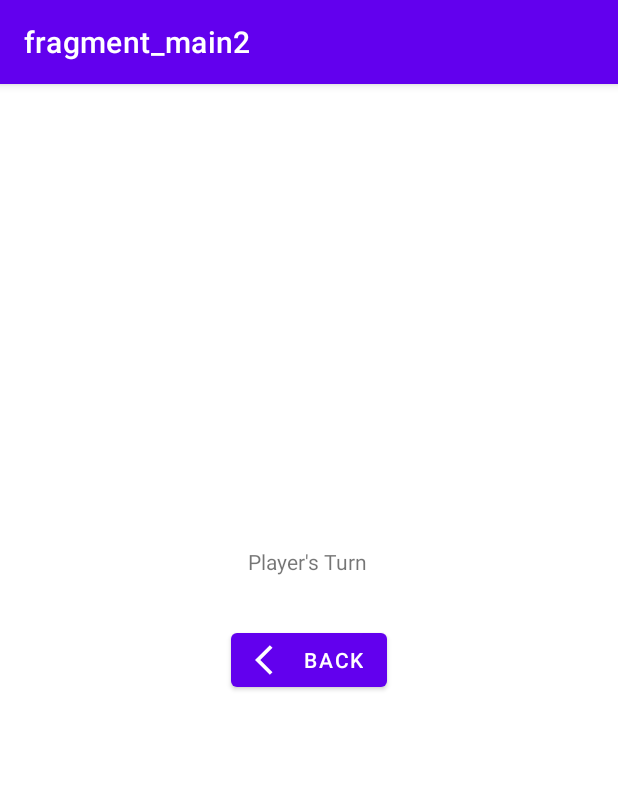
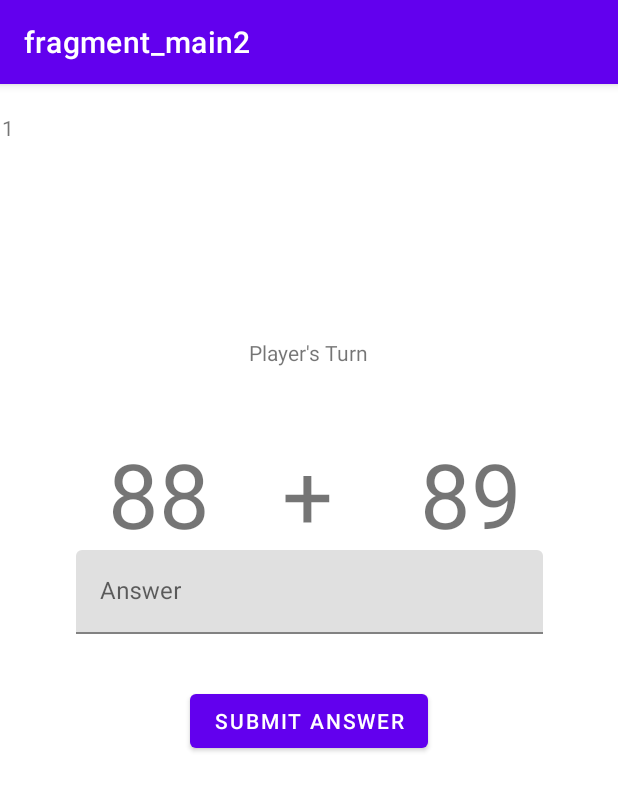
Before and after one commit to CatherineBC/Adv160421082Week2, an Android app: the fragment GameFragment placed in its activity, on a phone screen of 412 x 824 dp. Shown: the top 791 px of the screen. Run offline under Robolectric (Android 15) with nearby library versions, the phone set to English and light mode, and no system bars; our stand-ins replace navigation-ui.

```diff
--- a/app/src/main/java/com/ubaya/adv160421082week2/GameFragment.kt
+++ b/app/src/main/java/com/ubaya/adv160421082week2/GameFragment.kt
@@ -7,10 +7,14 @@ import android.view.View
 import android.view.ViewGroup
 import androidx.navigation.Navigation
 import com.ubaya.adv160421082week2.databinding.FragmentGameBinding
+import kotlin.random.Random
 
 class GameFragment : Fragment() {
+    private lateinit var binding:FragmentGameBinding
 
-    private lateinit var binding:FragmentGameBinding
+    private var number1: Int = 0
+    private var number2: Int = 0
+    private var score: Int = 0
 
     override fun onCreateView(inflater: LayoutInflater, container:
     ViewGroup?,savedInstanceState: Bundle?): View? {
@@ -20,10 +24,29 @@ class GameFragment : Fragment() {
 
     override fun onViewCreated(view: View, savedInstanceState: Bundle?) {
         super.onViewCreated(view, savedInstanceState)
-        binding.btnBack.setOnClickListener {
-            val action = GameFragmentDirections.actionMainFragment()
-            Navigation.findNavController(it).navigate(action)
+        number1 = Random.nextInt(1, 100)
+        number2 = Random.nextInt(1, 100)
+        binding.txtNum1.text = number1.toString()
+        binding.txtNum2.text = number2.toString()
+
+        binding.btnAnswer.setOnClickListener {
+            var jawaban = binding.txtJawaban.text.toString()
+            var correctAnswer = (number1 + number2).toString()
+            if (jawaban == correctAnswer) {
+                score += 1
+                number1 = Random.nextInt(1, 100)
+                number2 = Random.nextInt(1, 100)
+                binding.txtNum1.text = number1.toString()
+                binding.txtNum2.text = number2.toString()
+                binding.txtJawaban.text?.clear()
+
+            } else {
+                val action = GameFragmentDirections.actionResultFragment(score)
+                Navigation.findNavController(it).navigate(action)
+            }
+
         }
+
 
         if (arguments != null) {
             val playerName =
--- a/app/src/main/res/layout/fragment_game.xml
+++ b/app/src/main/res/layout/fragment_game.xml
@@ -7,6 +7,7 @@
     tools:context=".GameFragment">
 
     <!-- TODO: Update blank fragment layout -->
+
     <androidx.constraintlayout.widget.ConstraintLayout
         android:layout_width="match_parent"
         android:layout_height="match_parent">
@@ -15,23 +16,84 @@
             android:id="@+id/textView2"
             android:layout_width="wrap_content"
             android:layout_height="wrap_content"
-            android:layout_marginBottom="32dp"
+            android:layout_marginTop="150dp"
             android:text="Player's Turn"
-            app:layout_constraintBottom_toTopOf="@+id/btnBack"
-            app:layout_constraintEnd_toEndOf="parent"
-            app:layout_constraintHorizontal_bias="0.498"
-            app:layout_constraintStart_toStartOf="parent" />
-
-        <Button
-            android:id="@+id/btnBack"
-            android:layout_width="wrap_content"
-            android:layout_height="wrap_content"
-            android:text="Back"
-            app:icon="@drawable/baseline_arrow_back_ios_24"
-            app:layout_constraintBottom_toBottomOf="parent"
             app:layout_constraintEnd_toEndOf="parent"
             app:layout_constraintStart_toStartOf="parent"
             app:layout_constraintTop_toTopOf="parent" />
+
+        <com.google.android.material.textfield.TextInputLayout
+            android:layout_width="311dp"
+            android:layout_height="87dp"
+            app:layout_constraintBottom_toTopOf="@+id/btnAnswer"
+            app:layout_constraintEnd_toEndOf="parent"
+            app:layout_constraintStart_toStartOf="parent"
+            app:layout_constraintTop_toBottomOf="@+id/txtTambah">
+
+            <com.google.android.material.textfield.TextInputEditText
+                android:id="@+id/txtJawaban"
+                android:layout_width="match_parent"
+                android:layout_height="wrap_content"
+                android:hint="Answer" />
+        </com.google.android.material.textfield.TextInputLayout>
+
+        <Button
+            android:id="@+id/btnAnswer"
+            android:layout_width="wrap_content"
+            android:layout_height="wrap_content"
+            android:layout_marginBottom="300dp"
+            android:text="Submit Answer"
+            app:layout_constraintBottom_toBottomOf="parent"
+            app:layout_constraintEnd_toEndOf="parent"
+            app:layout_constraintStart_toStartOf="parent" />
+
+        <TextView
+            android:id="@+id/txtNum1"
+            android:layout_width="73dp"
+            android:layout_height="76dp"
+            android:layout_marginStart="60dp"
+            android:layout_marginTop="44dp"
+            android:layout_marginEnd="25dp"
+            android:text="1"
+            android:textAlignment="center"
+            android:textSize="60sp"
+            app:layout_constraintEnd_toStartOf="@+id/txtTambah"
+            app:layout_constraintHorizontal_bias="1.0"
+            app:layout_constraintStart_toStartOf="parent"
+            app:layout_constraintTop_toBottomOf="@+id/textView2" />
+
+        <TextView
+            android:id="@+id/txtNum2"
+            android:layout_width="73dp"
+            android:layout_height="75dp"
+            android:layout_marginTop="44dp"
+            android:layout_marginEnd="60dp"
+            android:text="2"
+            android:textAlignment="center"
+            android:textSize="60sp"
+            app:layout_constraintEnd_toEndOf="parent"
+            app:layout_constraintTop_toBottomOf="@+id/textView2" />
+
+        <TextView
+            android:id="@+id/txtTambah"
+            android:layout_width="73dp"
+            android:layout_height="75dp"
+            android:layout_marginTop="44dp"
+            android:layout_marginEnd="36dp"
+            android:text="+"
+            android:textAlignment="center"
+            android:textSize="60sp"
+            app:layout_constraintEnd_toStartOf="@+id/txtNum2"
+            app:layout_constraintTop_toBottomOf="@+id/textView2" />
+
+        <TextView
+            android:id="@+id/txtCoba"
+            android:layout_width="wrap_content"
+            android:layout_height="wrap_content"
+            android:text="1"
+            tools:layout_editor_absoluteX="140dp"
+            tools:layout_editor_absoluteY="458dp" />
+
     </androidx.constraintlayout.widget.ConstraintLayout>
 
 </FrameLayout>
--- a/app/src/main/res/layout/fragment_main2.xml
+++ b/app/src/main/res/layout/fragment_main2.xml
@@ -16,10 +16,10 @@
             android:id="@+id/btnStart"
             android:layout_width="wrap_content"
             android:layout_height="wrap_content"
-            android:layout_marginTop="28dp"
+            android:layout_marginTop="32dp"
             android:text="Start"
             app:layout_constraintEnd_toEndOf="parent"
-            app:layout_constraintHorizontal_bias="0.95"
+            app:layout_constraintHorizontal_bias="0.814"
             app:layout_constraintStart_toStartOf="parent"
             app:layout_constraintTop_toBottomOf="@+id/textInputLayout" />
 
--- a/app/src/main/res/navigation/game_navigation.xml
+++ b/app/src/main/res/navigation/game_navigation.xml
@@ -3,10 +3,10 @@
     xmlns:app="http://schemas.android.com/apk/res-auto"
     xmlns:tools="http://schemas.android.com/tools"
     android:id="@+id/game_navigation"
-    app:startDestination="@id/mainFragment">
+    app:startDestination="@id/actionMainFragment">
 
     <fragment
-        android:id="@+id/mainFragment"
+        android:id="@+id/actionMainFragment"
         android:name="com.ubaya.adv160421082week2.MainFragment"
         android:label="fragment_main2"
         tools:layout="@layout/fragment_main2" >
@@ -21,13 +21,23 @@
         android:name="com.ubaya.adv160421082week2.GameFragment"
         android:label="fragment_game"
         tools:layout="@layout/fragment_game" >
-        <action
-            android:id="@+id/actionMainFragment"
-            app:destination="@id/mainFragment"
-            app:enterAnim="@android:anim/fade_in"
-            app:exitAnim="@android:anim/fade_out" />
         <argument
             android:name="player_name"
             app:argType="string" />
+        <action
+            android:id="@+id/actionResultFragment"
+            app:destination="@id/actionResultFragment" />
+    </fragment>
+    <fragment
+        android:id="@+id/actionResultFragment"
+        android:name="com.ubaya.adv160421082week2.resultFragment"
+        android:label="fragment_result"
+        tools:layout="@layout/fragment_result" >
+        <action
+            android:id="@+id/actionMainFragment"
+            app:destination="@id/actionMainFragment" />
+        <argument
+            android:name="score"
+            app:argType="integer" />
     </fragment>
 </navigation>
```
Also changed, not shown: app/src/main/java/com/ubaya/adv160421082week2/resultFragment.kt (+19 -26 lines), app/src/main/res/layout/fragment_result.xml (+41 -4 lines).
